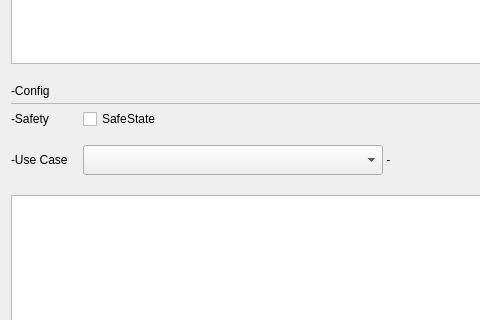
First picture: the form in opensyde_tool/src/system_definition/node_edit/halc/C_SdNdeHalcChannelWidget.ui, repository openSYDE/openSYDE, before the edit; both pictures show x 0 to 480 and y 118 to 438 of the 1010 by 691 pixel window.
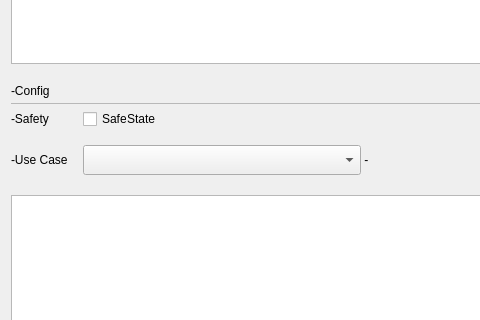
Second picture: the form after the edit. Custom widgets are drawn as their Qt base class.

The edit to the form file:
```diff
--- a/opensyde_tool/src/system_definition/node_edit/halc/C_SdNdeHalcChannelWidget.ui
+++ b/opensyde_tool/src/system_definition/node_edit/halc/C_SdNdeHalcChannelWidget.ui
@@ -383,7 +383,7 @@
             <widget class="stw::opensyde_gui_elements::C_OgeCbxText" name="pc_CbxUseCase">
              <property name="minimumSize">
               <size>
-               <width>300</width>
+               <width>150</width>
                <height>30</height>
               </size>
              </property>
```
Left out of the diff: 48 changed lines with no effect on the pictures.
